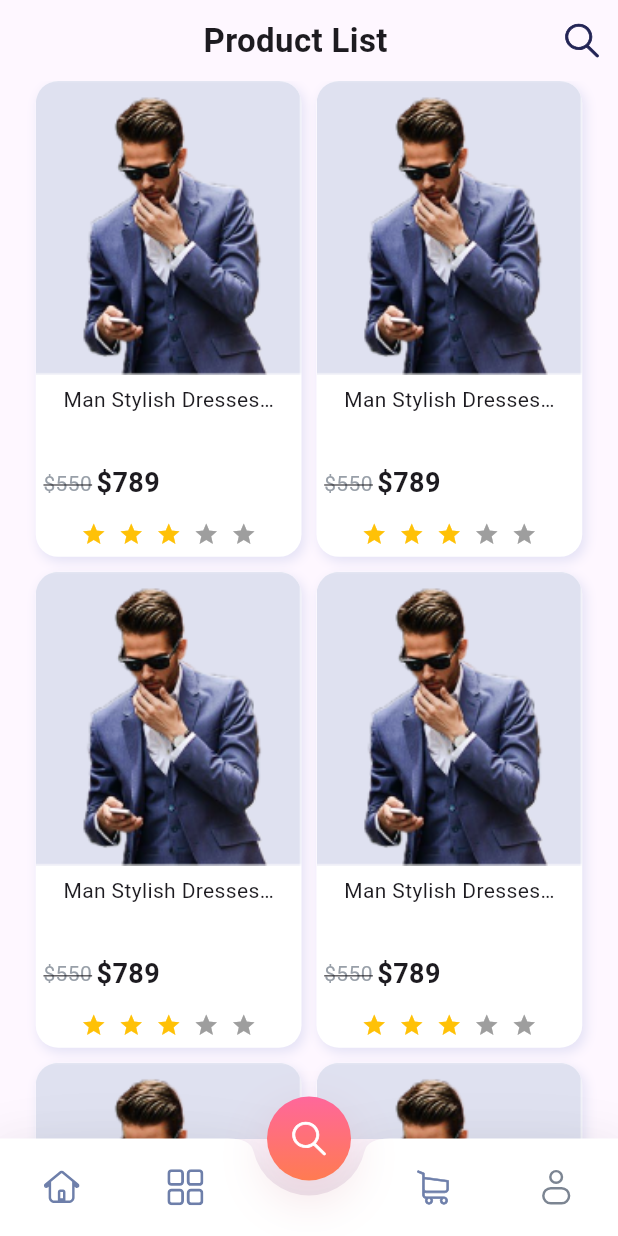
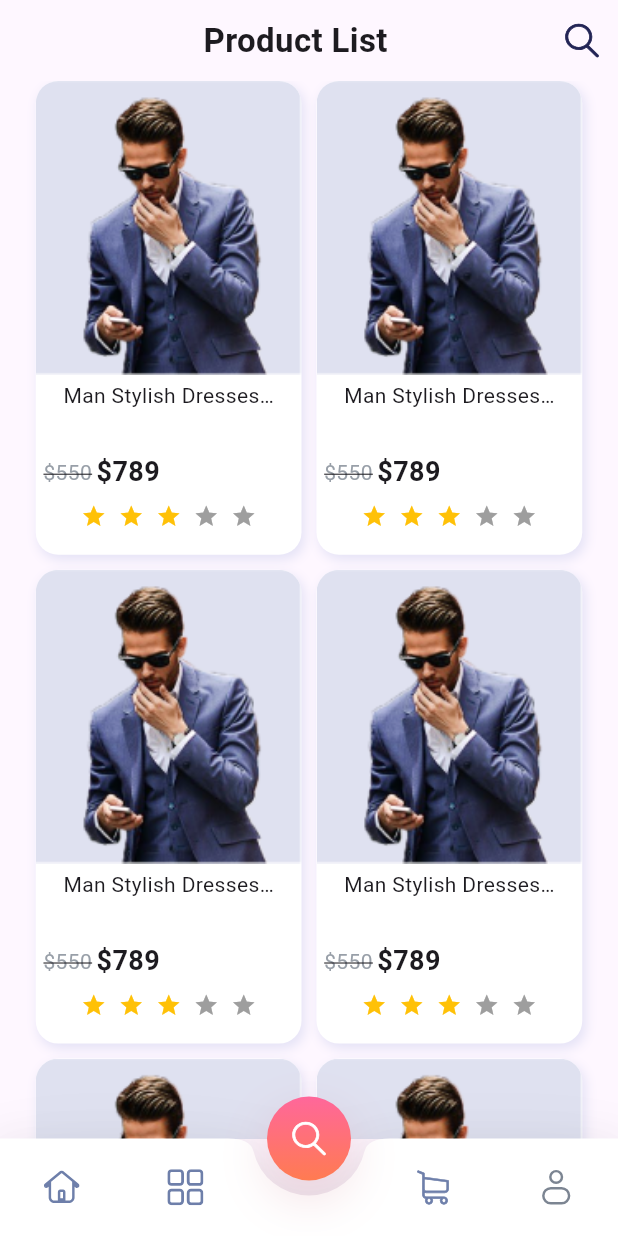
Before and after one commit to dv-mahbub/dokan, a Flutter app: the screen it shows after launch, after a tap on "Login", on a phone screen of 412 x 824 dp. Run offline on Flutter 3.47's test engine with Material 3 defaults, Android fonts, the phone set to English and light mode, and no system bars; drawn by our look-alikes of flutter_rating_bar; our stand-ins replace flutter_screenutil, flutter_svg, gap.

Commit message:
screenutil added

```diff
--- a/lib/components/global_widget/custom_button.dart
+++ b/lib/components/global_widget/custom_button.dart
@@ -1,6 +1,6 @@
 import 'package:dokan/components/constants/app_colors.dart';
-import 'package:dokan/main.dart';
 import 'package:flutter/material.dart';
+import 'package:flutter_screenutil/flutter_screenutil.dart';
 
 class CustomButton extends StatelessWidget {
   final String text;
@@ -24,7 +24,7 @@ class CustomButton extends StatelessWidget {
       onTap: onTap,
       child: Container(
         height: height ?? 61,
-        width: width ?? screenWidth * .82,
+        width: width ?? .82.sw,
         decoration: BoxDecoration(
           color: backgroundColor ?? AppColors.primary,
           borderRadius: BorderRadius.circular(7),
--- a/lib/components/global_widget/custom_field.dart
+++ b/lib/components/global_widget/custom_field.dart
@@ -1,6 +1,7 @@
 import 'package:dokan/components/constants/app_colors.dart';
 import 'package:dokan/main.dart';
 import 'package:flutter/material.dart';
+import 'package:flutter_screenutil/flutter_screenutil.dart';
 
 class CustomField extends StatefulWidget {
   final String? label;
@@ -52,7 +53,7 @@ class _CustomFieldState extends State<CustomField> {
   @override
   Widget build(BuildContext context) {
     return Container(
-      width: widget.width ?? screenWidth * .82,
+      width: widget.width ?? .82.sw,
       decoration: BoxDecoration(
         boxShadow: [
           BoxShadow(
--- a/lib/main.dart
+++ b/lib/main.dart
@@ -1,8 +1,6 @@
 import 'package:dokan/views/splash_screen.dart';
 import 'package:flutter/material.dart';
-
-double screenHeight = 0;
-double screenWidth = 0;
+import 'package:flutter_screenutil/flutter_screenutil.dart';
 
 void main() {
   runApp(const MyApp());
@@ -13,11 +11,16 @@ class MyApp extends StatelessWidget {
 
   @override
   Widget build(BuildContext context) {
-    screenWidth = MediaQuery.of(context).size.width;
-    screenHeight = MediaQuery.of(context).size.height;
-    return const MaterialApp(
-      debugShowCheckedModeBanner: false,
-      home: SplashScreen(),
-    );
+    return ScreenUtilInit(
+        designSize: const Size(360, 690),
+        minTextAdapt: true,
+        splitScreenMode: true,
+        // Use builder only if you need to use library outside ScreenUtilInit context
+        builder: (_, child) {
+          return const MaterialApp(
+            debugShowCheckedModeBanner: false,
+            home: SplashScreen(),
+          );
+        });
   }
 }
--- a/lib/views/auth/login_page.dart
+++ b/lib/views/auth/login_page.dart
@@ -9,6 +9,7 @@ import 'package:dokan/main.dart';
 import 'package:dokan/views/auth/registration_page.dart';
 import 'package:dokan/views/homepage.dart';
 import 'package:flutter/material.dart';
+import 'package:flutter_screenutil/flutter_screenutil.dart';
 import 'package:flutter_svg/flutter_svg.dart';
 import 'package:gap/gap.dart';
 
@@ -64,7 +65,7 @@ class _LoginPageState extends State<LoginPage> {
                       style: TextStyle(color: AppColors.grey, fontSize: 13),
                     ),
                   ),
-                  Gap(screenWidth * .07),
+                  Gap(.07.sw),
                 ],
               ),
               const Gap(25),
--- a/lib/views/auth/registration_page.dart
+++ b/lib/views/auth/registration_page.dart
@@ -9,6 +9,7 @@ import 'package:dokan/views/auth/login_page.dart';
 import 'package:dokan/views/homepage.dart';
 import 'package:flutter/gestures.dart';
 import 'package:flutter/material.dart';
+import 'package:flutter_screenutil/flutter_screenutil.dart';
 import 'package:gap/gap.dart';
 
 class RegistrationPage extends StatefulWidget {
@@ -29,13 +30,11 @@ class _RegistrationPageState extends State<RegistrationPage> {
     return Scaffold(
       body: SafeArea(
         child: SingleChildScrollView(
-          child: SizedBox(
-            height: screenHeight,
-            width: screenWidth,
           child: Column(
             mainAxisAlignment: MainAxisAlignment.center,
             crossAxisAlignment: CrossAxisAlignment.center,
             children: [
+              const Gap(10),
               profilePicture(),
               const Gap(35),
               CustomField(
@@ -106,7 +105,6 @@ class _RegistrationPageState extends State<RegistrationPage> {
                 ),
               )
             ],
-            ),
           ),
         ),
       ),
--- a/lib/views/homepage.dart
+++ b/lib/views/homepage.dart
@@ -1,9 +1,9 @@
 import 'package:dokan/components/constants/app_colors.dart';
 import 'package:dokan/components/constants/app_icons.dart';
 import 'package:dokan/components/global_widget/custom_icon.dart';
-import 'package:dokan/main.dart';
 import 'package:flutter/material.dart';
 import 'package:flutter_rating_bar/flutter_rating_bar.dart';
+import 'package:flutter_screenutil/flutter_screenutil.dart';
 import 'package:gap/gap.dart';
 
 class Homepage extends StatefulWidget {
@@ -162,7 +162,7 @@ Widget homeBody(int index) {
                 child: Column(
                   children: [
                     SizedBox(
-                      width: screenWidth,
+                      width: 1.sw,
                       child: Wrap(
                         alignment: WrapAlignment.center,
                         spacing: 10,
@@ -201,8 +201,7 @@ Widget homeBody(int index) {
 
 Container productContainer() {
   return Container(
-    width: screenWidth * .43,
-    height: screenWidth * .77,
+    width: ScreenUtil().screenWidth < 600 ? .43.sw : .28.sw,
     padding: EdgeInsets.zero,
     decoration: BoxDecoration(
       borderRadius: BorderRadius.circular(15),
@@ -211,7 +210,7 @@ Container productContainer() {
         BoxShadow(
           blurRadius: 6,
           color: AppColors.shadowColor.withOpacity(.13),
-          offset: Offset(2, 3),
+          offset: const Offset(2, 3),
         )
       ],
     ),
@@ -222,10 +221,11 @@ Container productContainer() {
         children: [
           Image.asset(
             'assets/images/Bitmap.png',
-            width: screenWidth * .43,
+            width: ScreenUtil().screenWidth < 600 ? .43.sw : .28.sw,
             fit: BoxFit.fitWidth,
           ),
-          Expanded(
+          SizedBox(
+            height: 120,
             child: Column(
               mainAxisAlignment: MainAxisAlignment.spaceAround,
               children: [
@@ -270,6 +270,7 @@ Container productContainer() {
                   ),
                   onRatingUpdate: (rating) {},
                 ),
+                Gap(5),
               ],
             ),
           ),
--- a/pubspec.yaml
+++ b/pubspec.yaml
@@ -38,6 +38,7 @@ dependencies:
   gap: ^3.0.1
   flutter_svg: ^2.0.10+1
   flutter_rating_bar: ^4.0.1
+  flutter_screenutil: ^5.9.3
 
 dev_dependencies:
   flutter_test:
```
Also changed, not shown: assets/json/response.json (added, +1 -0 lines), pubspec.lock. Lines whose indentation alone changed are shown as unchanged.
